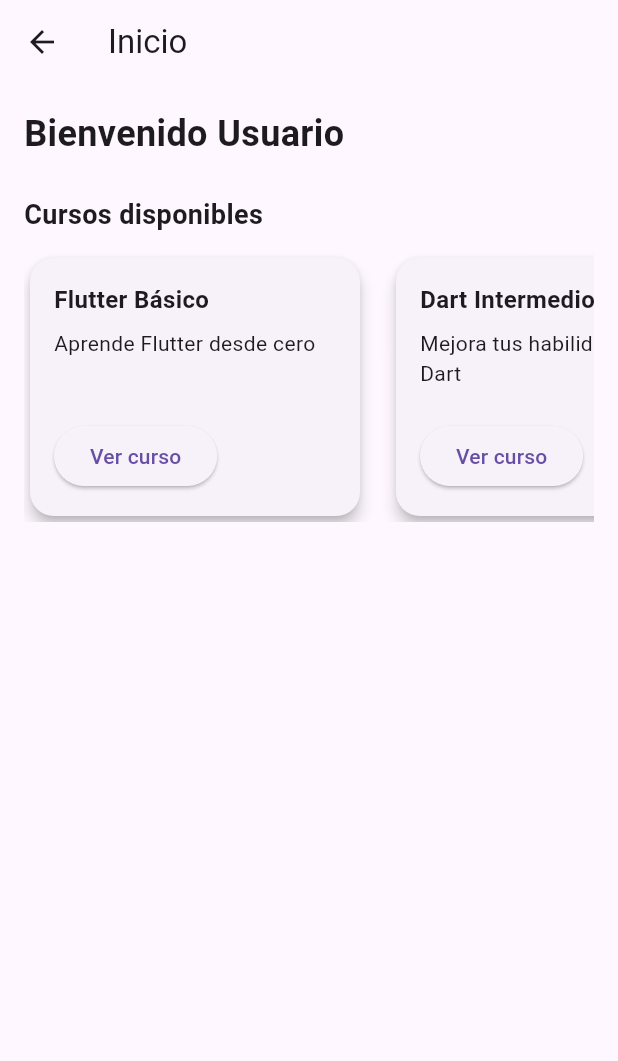
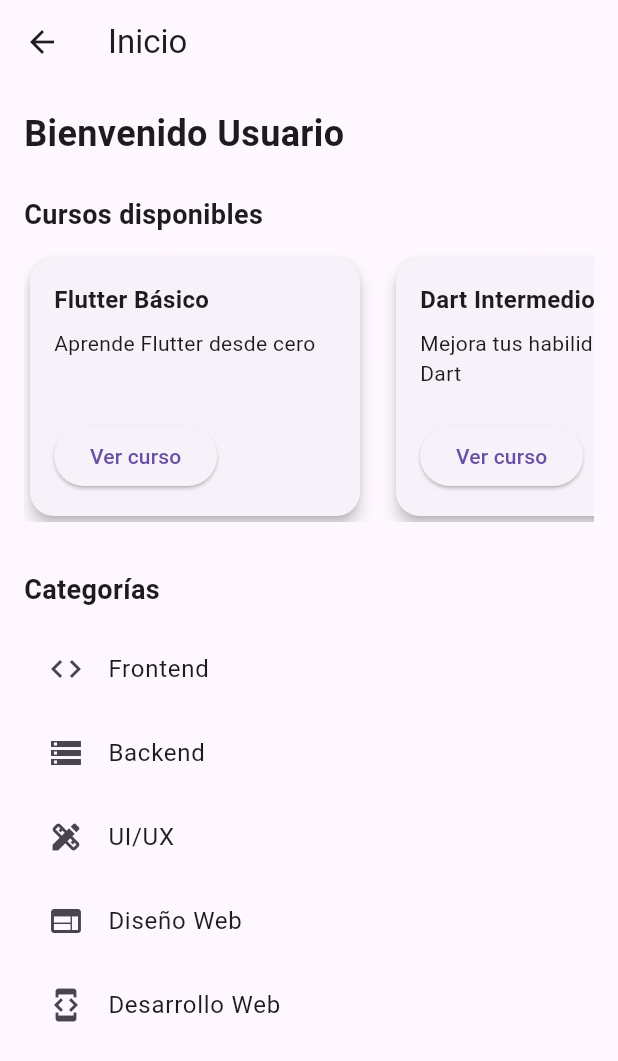
Before and after one commit to YJYordi/ProyectoFlutter-Gonzalez-Espinel-Suarez, a Flutter app: the HomePage screen opened by its route, on a phone screen of 412 x 824 dp. Shown: the top 1061 px of the screen. Run offline on Flutter 3.47's test engine with Material 3 defaults, Android fonts, the phone set to English and light mode, and no system bars.

Commit message:
categorias homepage

```diff
--- a/proyecto/lib/screens/home_page.dart
+++ b/proyecto/lib/screens/home_page.dart
@@ -24,14 +24,18 @@ class HomePage extends StatelessWidget {
 
     return Scaffold(
       appBar: AppBar(title: const Text('Inicio')),
-      body: Padding(
+      body: SingleChildScrollView(
+        child: Padding(
           padding: const EdgeInsets.all(16.0),
           child: Column(
             crossAxisAlignment: CrossAxisAlignment.start,
             children: [
               Text(
                 'Bienvenido $usuario',
-              style: const TextStyle(fontSize: 24, fontWeight: FontWeight.bold),
+                style: const TextStyle(
+                  fontSize: 24,
+                  fontWeight: FontWeight.bold,
+                ),
               ),
               const SizedBox(height: 24),
               const Text(
@@ -82,7 +86,44 @@ class HomePage extends StatelessWidget {
                   },
                 ),
               ),
+              const SizedBox(height: 32),
+              const Text(
+                'Categorías',
+                style: TextStyle(fontSize: 18, fontWeight: FontWeight.w600),
+              ),
+              const SizedBox(height: 12),
+              Column(
+                crossAxisAlignment: CrossAxisAlignment.start,
+                children: [
+                  ListTile(
+                    leading: const Icon(Icons.code),
+                    title: const Text('Frontend'),
+                    onTap: () {},
+                  ),
+                  ListTile(
+                    leading: const Icon(Icons.storage),
+                    title: const Text('Backend'),
+                    onTap: () {},
+                  ),
+                  ListTile(
+                    leading: const Icon(Icons.design_services),
+                    title: const Text('UI/UX'),
+                    onTap: () {},
+                  ),
+                  ListTile(
+                    leading: const Icon(Icons.web),
+                    title: const Text('Diseño Web'),
+                    onTap: () {},
+                  ),
+                  ListTile(
+                    leading: const Icon(Icons.developer_mode),
+                    title: const Text('Desarrollo Web'),
+                    onTap: () {},
+                  ),
                 ],
+              ),
+            ],
+          ),
         ),
       ),
     );
```
Lines whose indentation alone changed are shown as unchanged.
